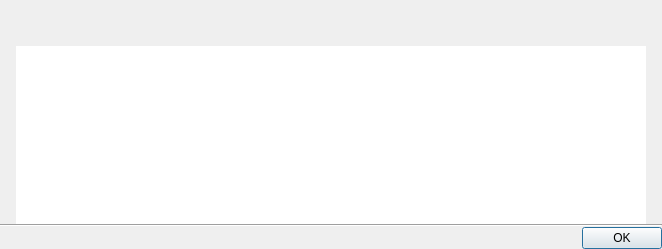
Qt form client/libclient/src/ui/dialogs/license_notification_dialog.ui (networkoptix/nx_open) before a commit.
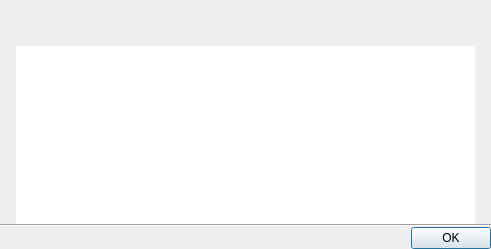
The same form after that commit.

Commit message:
VMS-3064 - Particularly hide long string in columns in table with licenses
<==== Mercurial data ====>
Branch: dev_3.0.0_gui

Diff of the .ui file:
```diff
--- a/client/libclient/src/ui/dialogs/license_notification_dialog.ui
+++ b/client/libclient/src/ui/dialogs/license_notification_dialog.ui
@@ -6,7 +6,7 @@
    <rect>
     <x>0</x>
     <y>0</y>
-    <width>662</width>
+    <width>491</width>
     <height>249</height>
    </rect>
   </property>
```
The commit also changes 1 other file.
